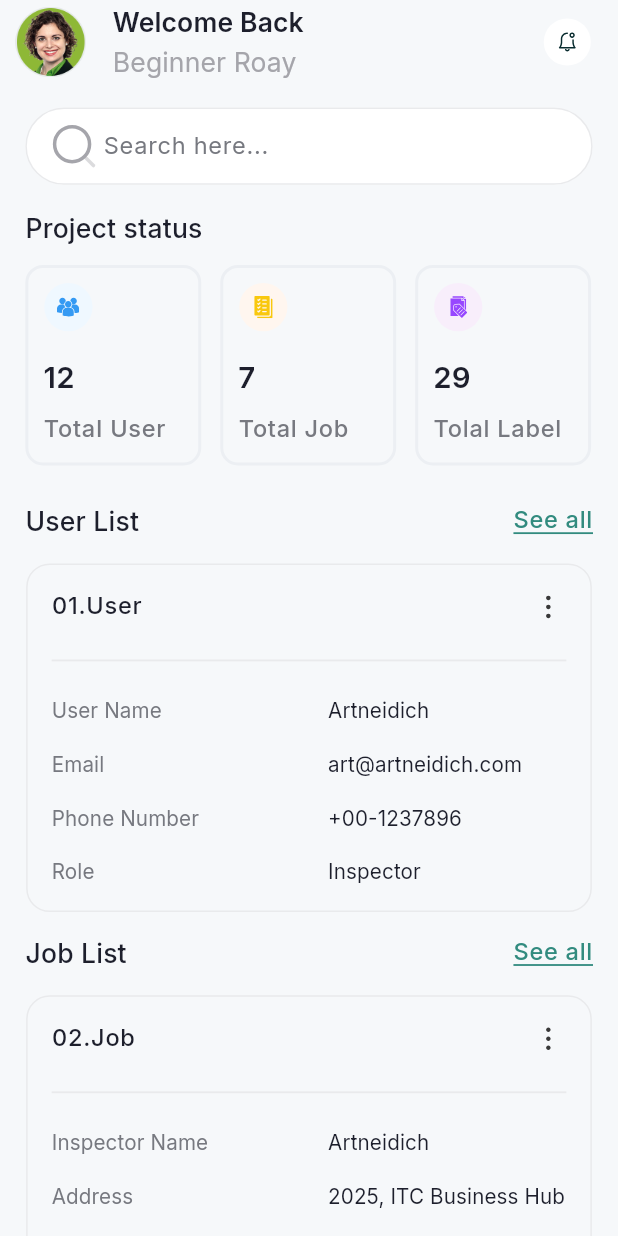
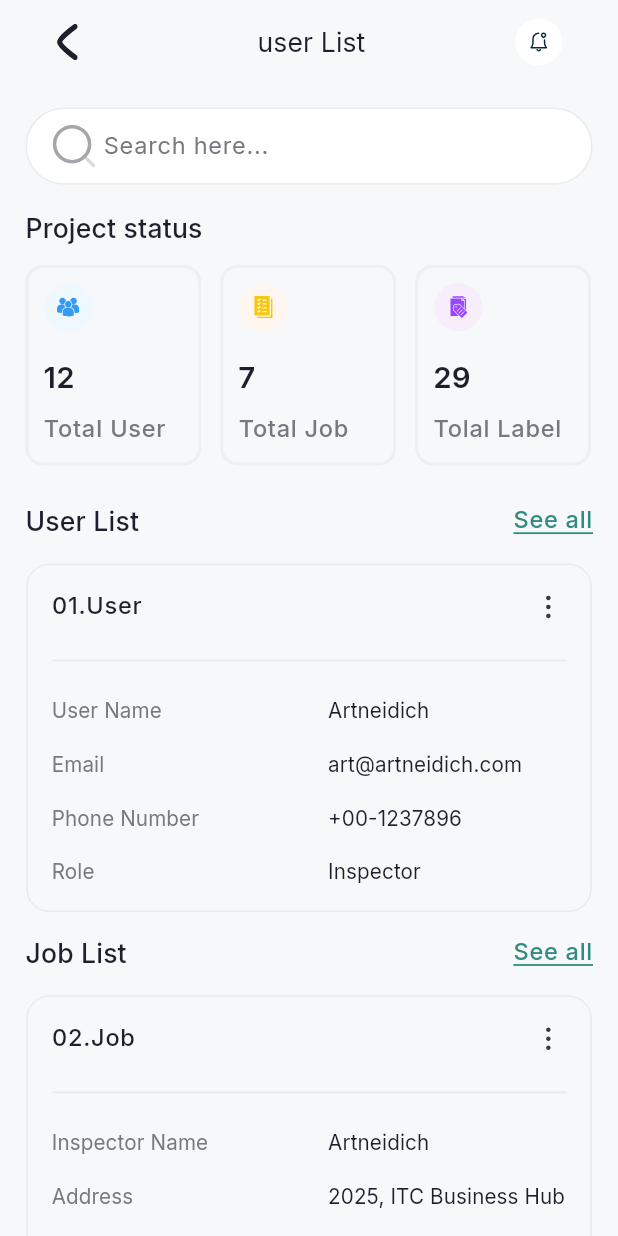
Before and after one commit to backbencherstudio/artneidich_admin_app, a Flutter app: the screen it shows after launch, on a phone screen of 412 x 824 dp. Run offline on Flutter 3.47's test engine with Material 3 defaults, Android fonts, the phone set to English and light mode, and no system bars; our stand-ins replace flutter_riverpod, flutter_screenutil, flutter_svg, go_router, google_fonts; missing offline and left inert: dynamic_path_url_strategy.

Commit message:
customappbar

```diff
--- a/lib/src/core/constant/icons.dart
+++ b/lib/src/core/constant/icons.dart
@@ -2,7 +2,7 @@ class AppIcons {
   static const String iconPath = 'assets/icons';
   static const String bottomNavIcon = '$iconPath/bottom_nav_bar';
   static const String home = 'assets/home_icons';
-
+    static const String  safrid = "assets/safrid";
   static const String backButton = '$home/back_button.svg';
   static const String bell = '$home/bell.svg';
   static const String bookMark = '$home/book_mark.svg';
@@ -12,7 +12,7 @@ class AppIcons {
   static const String search = '$home/search.svg';
   static const String group = '$home/group.svg';
   static const String threedot = '$home/threeDot.svg';
-
+static const String appleICon = "$safrid/appleicon.svg ";
 
 
 
--- a/lib/src/core/theme/theme_extension/color_pallete.dart
+++ b/lib/src/core/theme/theme_extension/color_pallete.dart
@@ -2,7 +2,7 @@ import 'package:flutter/material.dart';
 
 class AppColor {
   static const Color screenBackgroundColor = Color(0xffF6F8FA);
-  static const Color primaryColor = Color(0xFF328B7F);
+  static const Color primaryColor = Color(0xFFFFFfff);
   static const Color secondaryColor = Color(0xFF1E78F0);
   static const Color error = Color(0xFFEB3D4D);
   static const Color primaryTextColor = Color(0xFF1D1F2C);
--- /dev/null
+++ b/lib/src/feature/common_widgets/appBar/appBar.dart
@@ -0,0 +1,56 @@
+import 'package:artneidich_admin/src/core/constant/icons.dart';
+import 'package:artneidich_admin/src/core/theme/theme_extension/color_pallete.dart';
+import 'package:flutter/material.dart';
+import 'package:flutter_screenutil/flutter_screenutil.dart';
+import 'package:flutter_svg/svg.dart';
+
+class CustomAppbar extends StatelessWidget {
+  final String? title;
+  const CustomAppbar({super.key,
+  required this.title
+  });
+
+  @override
+  Widget build(BuildContext context) {
+    final textTheme = Theme.of(context).textTheme;
+
+    return AppBar(
+      leading: GestureDetector(
+        onTap: () {
+          Navigator.pop(context);
+        },
+        child: Padding(
+          padding: const EdgeInsets.all(16.0),
+          child: SvgPicture.asset(AppIcons.backButton),
+        )),
+      title: Center(
+        child: Text(
+          title!,
+          style: textTheme.titleSmall!.copyWith(
+            fontSize: 18.sp,
+            color: AppColor.primaryTextColor),
+        ),
+      ),
+      actions: [
+        Padding(
+            padding: EdgeInsets.only(right: 18.w),
+            child: Container(
+              height: 32.h,
+              width: 32.w,
+              decoration: BoxDecoration(
+                shape: BoxShape.circle,
+                color: AppColor.surfaceColor,
+              ),
+              child: GestureDetector(
+                onTap: () {},
+                child: Padding(
+                  padding: const EdgeInsets.all(8.0),
+                  child: SvgPicture.asset(AppIcons.bell),
+                ),
+              ),
+            ),
+          ),
+      ],
+    );
+  }
+}
--- /dev/null
+++ b/lib/src/feature/common_widgets/commonWidget.dart
@@ -0,0 +1,9 @@
+import 'package:artneidich_admin/src/feature/common_widgets/appBar/appBar.dart';
+import 'package:flutter/material.dart';
+import 'package:flutter/widgets.dart';
+
+class CommonWidget {
+  static Widget appBar({String? title}) =>
+      CustomAppbar(title: title,);
+
+}
--- a/lib/src/feature/screens/Home/presentation/home_screen.dart
+++ b/lib/src/feature/screens/Home/presentation/home_screen.dart
@@ -6,8 +6,8 @@ import 'package:flutter/material.dart';
 import 'package:flutter_screenutil/flutter_screenutil.dart';
 import 'package:flutter_svg/svg.dart';
 import '../../../../core/constant/icons.dart';
-import '../../../../core/constant/images.dart';
 import '../../../../core/theme/theme_extension/color_pallete.dart';
+import '../../../common_widgets/commonWidget.dart';
 
 class HomeScreen extends StatelessWidget {
   const HomeScreen({super.key});
@@ -18,62 +18,63 @@ class HomeScreen extends StatelessWidget {
 
     return Scaffold(
       backgroundColor: AppColor.screenBackgroundColor,
-      appBar: AppBar(
-        centerTitle: false,
-        backgroundColor: Colors.transparent,
-        leadingWidth: 56.w,
-        title: Column(
-          crossAxisAlignment: CrossAxisAlignment.start,
-          children: [
-            Text(
-              "Welcome Back",
-              style: textTheme.titleSmall!.copyWith(
-                fontSize: 18.sp,
-                fontWeight: FontWeight.w600,
-                color: AppColor.textColor,
-              ),
-            ),
-            SizedBox(height: 2.h),
-            Text(
-              "Beginner Roay",
-              style: textTheme.titleSmall!.copyWith(
-                fontSize: 18.sp,
-                fontWeight: FontWeight.w400,
-                color: AppColor.greyTextColor,
-              ),
-            ),
-          ],
-        ),
-        leading: Align(
-          alignment: Alignment.centerRight,
-          child: Image.asset(AppImages.wprofilepic, height: 48.h, width: 48.w),
-        ),
-        actions: [
-          Padding(
-            padding: EdgeInsets.only(right: 16.w),
-            child: Container(
-              height: 32.h,
-              width: 32.w,
-              decoration: BoxDecoration(
-                shape: BoxShape.circle,
-                color: AppColor.surfaceColor,
-              ),
-              child: GestureDetector(
-                onTap: () {},
-                child: Padding(
-                  padding: const EdgeInsets.all(8.0),
-                  child: SvgPicture.asset(AppIcons.bell),
-                ),
-              ),
-            ),
-          ),
-        ],
-      ),
+      // appBar: AppBar(
+      //   centerTitle: false,
+      //   backgroundColor: Colors.transparent,
+      //   leadingWidth: 56.w,
+      //   title: Column(
+      //     crossAxisAlignment: CrossAxisAlignment.start,
+      //     children: [
+      //       Text(
+      //         "Welcome Back",
+      //         style: textTheme.titleSmall!.copyWith(
+      //           fontSize: 18.sp,
+      //           fontWeight: FontWeight.w600,
+      //           color: AppColor.textColor,
+      //         ),
+      //       ),
+      //       SizedBox(height: 2.h),
+      //       Text(
+      //         "Beginner Roay",
+      //         style: textTheme.titleSmall!.copyWith(
+      //           fontSize: 18.sp,
+      //           fontWeight: FontWeight.w400,
+      //           color: AppColor.greyTextColor,
+      //         ),
+      //       ),
+      //     ],
+      //   ),
+      //   leading: Align(
+      //     alignment: Alignment.centerRight,
+      //     child: Image.asset(AppImages.wprofilepic, height: 48.h, width: 48.w),
+      //   ),
+      //   actions: [
+      //     Padding(
+      //       padding: EdgeInsets.only(right: 16.w),
+      //       child: Container(
+      //         height: 32.h,
+      //         width: 32.w,
+      //         decoration: BoxDecoration(
+      //           shape: BoxShape.circle,
+      //           color: AppColor.surfaceColor,
+      //         ),
+      //         child: GestureDetector(
+      //           onTap: () {},
+      //           child: Padding(
+      //             padding: const EdgeInsets.all(8.0),
+      //             child: SvgPicture.asset(AppIcons.bell),
+      //           ),
+      //         ),
+      //       ),
+      //     ),
+      //   ],
+      // ),
       body: Padding(
         padding: AppPadding.horizontalPadding,
         child: SingleChildScrollView(
           child: Column(
             children: [
+              CommonWidget.appBar(title: "user List"),
               SizedBox(height: 16.h),
               TextFormField(
                 decoration: InputDecoration(
```
Also changed, not shown: assets/safrid/appleIcon.svg (added).
